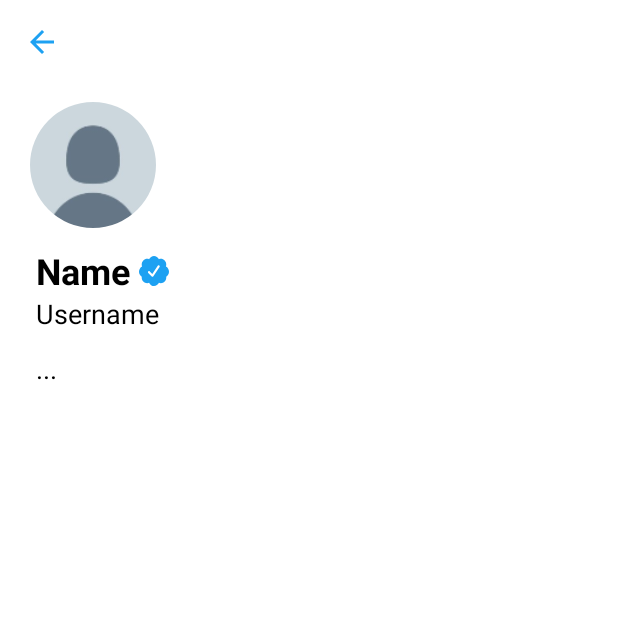
After one commit to vellons/TwitterClone, an Android app: the UserDetailActivity screen opened directly, with no data from a screen before it, on a phone screen of 412 x 824 dp, the top half of it. The commit adds this screen. Run offline under Robolectric (Android 15) with nearby library versions, the phone set to English and light mode, and no system bars.

Commit message:
Created UserDetailActivity.kt

```diff
--- a/app/src/main/AndroidManifest.xml
+++ b/app/src/main/AndroidManifest.xml
@@ -30,6 +30,10 @@
             android:name=".NavigatorActivity"
             android:configChanges="orientation"
             android:screenOrientation="portrait" />
+        <activity
+            android:name=".UserDetailActivity"
+            android:configChanges="orientation"
+            android:screenOrientation="portrait" />
     </application>
 
 </manifest>
--- /dev/null
+++ b/app/src/main/java/it/uninsubria/pdm/vellons/twitterclone/UserDetailActivity.kt
@@ -0,0 +1,34 @@
+package it.uninsubria.pdm.vellons.twitterclone
+
+import android.os.Bundle
+import android.view.View
+import android.widget.ImageView
+import android.widget.TextView
+import androidx.appcompat.app.AppCompatActivity
+
+class UserDetailActivity : AppCompatActivity() {
+    override fun onCreate(savedInstanceState: Bundle?) {
+        super.onCreate(savedInstanceState)
+        setContentView(R.layout.activity_user_detail)
+        val profileId = intent.getStringExtra("id")
+        val profileName = intent.getStringExtra("name")
+        val profileUsername = intent.getStringExtra("username")
+        val profileUserVerified = intent.getBooleanExtra("userVerified", false)
+
+        if (profileId != null && profileName != null && profileUsername != null) {
+            val name: TextView = findViewById(R.id.textViewProfileName)
+            val username: TextView = findViewById(R.id.textViewProfileUsername)
+            val verifiedBadge: ImageView = findViewById(R.id.imageViewProfileVerifiedBadge)
+            val bio: TextView = findViewById(R.id.textViewProfileBio)
+
+            name.text = profileName
+            username.text =  ("@$profileUsername")
+            verifiedBadge.visibility = if (profileUserVerified) View.VISIBLE else View.GONE
+            bio.text = ("$profileName. Ciao!!")
+        }
+    }
+
+    fun goBack(v: View) {
+        finish()
+    }
+}
--- a/app/src/main/java/it/uninsubria/pdm/vellons/twitterclone/tweet/TweetAdapter.kt
+++ b/app/src/main/java/it/uninsubria/pdm/vellons/twitterclone/tweet/TweetAdapter.kt
@@ -1,7 +1,7 @@
 package it.uninsubria.pdm.vellons.twitterclone.tweet
 
-import android.annotation.SuppressLint
 import android.content.Context
+import android.content.Intent
 import android.view.Gravity
 import android.view.LayoutInflater
 import android.view.View
@@ -11,13 +11,17 @@ import android.widget.ImageView
 import android.widget.TextView
 import android.widget.Toast
 import androidx.recyclerview.widget.RecyclerView
+import com.google.android.material.imageview.ShapeableImageView
 import it.uninsubria.pdm.vellons.twitterclone.R
+import it.uninsubria.pdm.vellons.twitterclone.UserDetailActivity
+import it.uninsubria.pdm.vellons.twitterclone.user.User
 
 class TweetAdapter(private val tweetList: List<Tweet>, private val context: Context?) :
-// Useful: https://www.youtube.com/watch?v=6Gm3eMG8KqI
     RecyclerView.Adapter<TweetAdapter.TweetViewHolder>() {
 
     class TweetViewHolder(itemView: View) : RecyclerView.ViewHolder(itemView) {
+        // Useful: https://www.youtube.com/watch?v=6Gm3eMG8KqI
+        // Elements in Tweet.xml
         val name: TextView = itemView.findViewById(R.id.textViewName)
         val username: TextView = itemView.findViewById(R.id.textViewUsername)
         val verifiedBadge: ImageView = itemView.findViewById(R.id.imageViewVerifiedBadge)
@@ -31,13 +35,14 @@ class TweetAdapter(private val tweetList: List<Tweet>, private val context: Cont
         val commentImage: ImageButton = itemView.findViewById(R.id.imageButtonComment)
         val retweetImage: ImageButton = itemView.findViewById(R.id.imageButtonRetweet)
         val likeImage: ImageButton = itemView.findViewById(R.id.imageButtonLike)
+        val userImage: ShapeableImageView = itemView.findViewById(R.id.imageViewUserImage)
     }
 
-    @SuppressLint("SetTextI18n")
     override fun onBindViewHolder(holder: TweetViewHolder, position: Int) {
+        // Binding xml with tweet object from list by position
         val currentItem = tweetList[position]
         holder.name.text = currentItem.user.name
-        holder.username.text = "@" + currentItem.user.username
+        holder.username.text = ("@" + currentItem.user.username)
         holder.verifiedBadge.visibility =
             if (currentItem.user.userVerified) View.VISIBLE else View.GONE
         holder.date.text = currentItem.displayDate
@@ -64,11 +69,11 @@ class TweetAdapter(private val tweetList: List<Tweet>, private val context: Cont
         holder.commentImage.setOnClickListener {
             displayNotYetImplemented()
         }
-
         holder.retweetImage.setOnClickListener {
             displayNotYetImplemented()
         }
 
+        // Like/Remove like
         holder.likeImage.setOnClickListener {
             if (!currentItem.hasUserLike) {
                 currentItem.hasUserLike = true
@@ -81,6 +86,20 @@ class TweetAdapter(private val tweetList: List<Tweet>, private val context: Cont
                 holder.likeImage.setImageResource(R.drawable.ic_like_outline_24)
                 holder.likeImage.clearColorFilter()
             }
+        }
+
+        // User detail activity
+        holder.userImage.setOnClickListener {
+            openUserDetailsActivity(currentItem.user)
+        }
+        holder.name.setOnClickListener {
+            openUserDetailsActivity(currentItem.user)
+        }
+        holder.verifiedBadge.setOnClickListener {
+            openUserDetailsActivity(currentItem.user)
+        }
+        holder.username.setOnClickListener {
+            openUserDetailsActivity(currentItem.user)
         }
     }
 
@@ -103,4 +122,13 @@ class TweetAdapter(private val tweetList: List<Tweet>, private val context: Cont
         toast.setGravity(Gravity.TOP, 0, 75)
         toast.show()
     }
+
+    private fun openUserDetailsActivity(user: User) {
+        val intent = Intent(context, UserDetailActivity::class.java)
+        intent.putExtra("id", user.id)
+        intent.putExtra("name", user.name)
+        intent.putExtra("username", user.username)
+        intent.putExtra("userVerified", user.userVerified)
+        context?.startActivity(intent)
+    }
 }
--- /dev/null
+++ b/app/src/main/res/layout/activity_user_detail.xml
@@ -0,0 +1,79 @@
+<?xml version="1.0" encoding="utf-8"?>
+<androidx.constraintlayout.widget.ConstraintLayout xmlns:android="http://schemas.android.com/apk/res/android"
+    xmlns:app="http://schemas.android.com/apk/res-auto"
+    android:layout_width="match_parent"
+    android:layout_height="match_parent">
+
+    <ImageButton
+        android:id="@+id/imageButtonProfileGoBack"
+        android:layout_width="wrap_content"
+        android:layout_height="40dp"
+        android:layout_marginStart="8dp"
+        android:layout_marginTop="8dp"
+        android:background="@drawable/my_button_transparent"
+        android:contentDescription="@string/app_name"
+        android:onClick="goBack"
+        android:padding="8dp"
+        app:layout_constraintStart_toStartOf="parent"
+        app:layout_constraintTop_toTopOf="parent"
+        app:srcCompat="@drawable/ic_arrow_24" />
+
+    <com.google.android.material.imageview.ShapeableImageView
+        android:id="@+id/imageViewProfileUserImage"
+        android:layout_width="100dp"
+        android:layout_height="100dp"
+        android:layout_marginStart="12dp"
+        android:layout_marginTop="12dp"
+        android:adjustViewBounds="true"
+        android:padding="8dp"
+        android:scaleType="fitCenter"
+        app:layout_constraintStart_toStartOf="parent"
+        app:layout_constraintTop_toBottomOf="@+id/imageButtonProfileGoBack"
+        app:shapeAppearanceOverlay="@style/circleImageView"
+        app:srcCompat="@mipmap/ic_default_user_photo" />
+
+    <TextView
+        android:id="@+id/textViewProfileName"
+        android:layout_width="wrap_content"
+        android:layout_height="wrap_content"
+        android:layout_marginStart="24dp"
+        android:layout_marginTop="4dp"
+        android:text="@string/name"
+        android:textSize="24sp"
+        android:textStyle="bold"
+        app:layout_constraintStart_toStartOf="parent"
+        app:layout_constraintTop_toBottomOf="@+id/imageViewProfileUserImage" />
+
+    <ImageView
+        android:id="@+id/imageViewProfileVerifiedBadge"
+        android:layout_width="20dp"
+        android:layout_height="20dp"
+        android:layout_marginStart="6dp"
+        android:contentDescription="@string/verified_badge"
+        app:layout_constraintBottom_toBottomOf="@+id/textViewProfileName"
+        app:layout_constraintStart_toEndOf="@+id/textViewProfileName"
+        app:layout_constraintTop_toTopOf="@+id/textViewProfileName"
+        app:srcCompat="@drawable/verified_badge" />
+
+    <TextView
+        android:id="@+id/textViewProfileUsername"
+        android:layout_width="wrap_content"
+        android:layout_height="wrap_content"
+        android:layout_marginStart="24dp"
+        android:text="@string/username"
+        android:textSize="18sp"
+        app:layout_constraintStart_toStartOf="parent"
+        app:layout_constraintTop_toBottomOf="@+id/textViewProfileName" />
+
+    <TextView
+        android:id="@+id/textViewProfileBio"
+        android:layout_width="wrap_content"
+        android:layout_height="wrap_content"
+        android:layout_marginStart="24dp"
+        android:layout_marginTop="12dp"
+        android:text="..."
+        android:textSize="18sp"
+        app:layout_constraintStart_toStartOf="parent"
+        app:layout_constraintTop_toBottomOf="@+id/textViewProfileUsername" />
+
+</androidx.constraintlayout.widget.ConstraintLayout>
```
